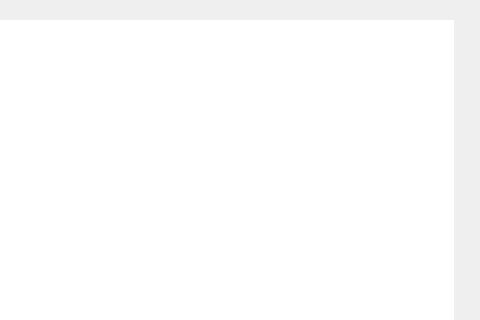
lorenjohnson/CSC3220_DevTeam1_Final, file quotesindexwindow.ui: the form before one commit; both pictures show x 177 to 657 and y 0 to 320 of the 657 by 626 pixel window.
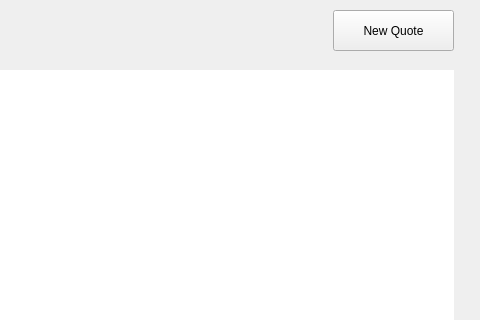
The form after the commit.

Commit message: Add Quote Form and connect it to Index window

```diff
--- a/quotesindexwindow.ui
+++ b/quotesindexwindow.ui
@@ -26,9 +26,9 @@
    <property name="geometry">
     <rect>
      <x>30</x>
-     <y>20</y>
+     <y>70</y>
      <width>601</width>
-     <height>591</height>
+     <height>541</height>
     </rect>
    </property>
    <property name="sizePolicy">
@@ -117,6 +117,19 @@
     </property>
    </column>
   </widget>
+  <widget class="QPushButton" name="newQuoteButton">
+   <property name="geometry">
+    <rect>
+     <x>510</x>
+     <y>10</y>
+     <width>121</width>
+     <height>41</height>
+    </rect>
+   </property>
+   <property name="text">
+    <string>New Quote</string>
+   </property>
+  </widget>
  </widget>
  <resources/>
  <connections/>
```
The commit also changes 8 other files.
